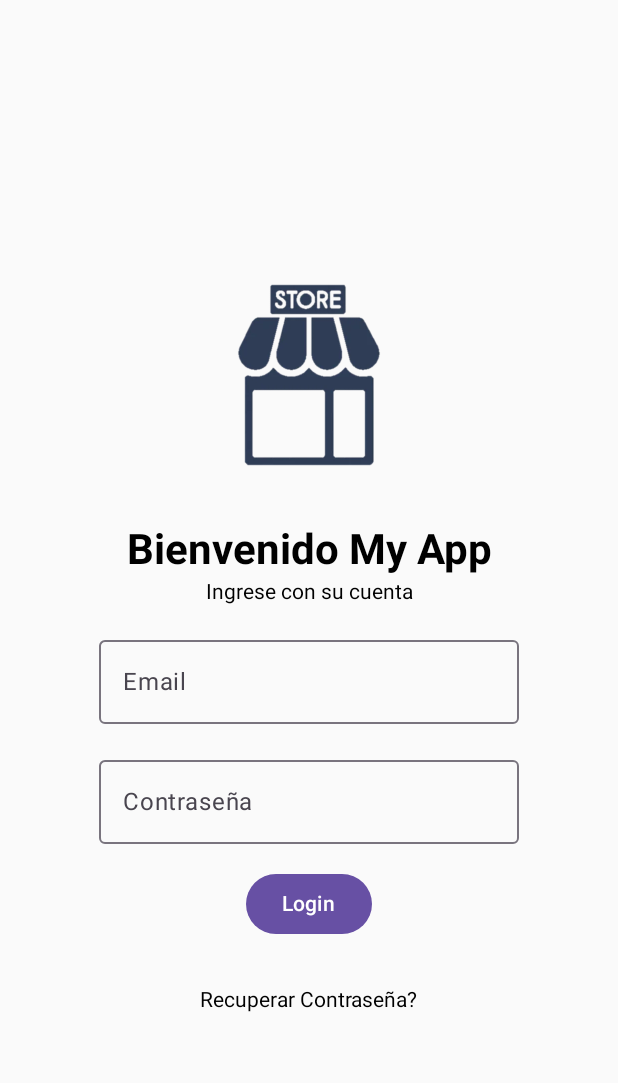
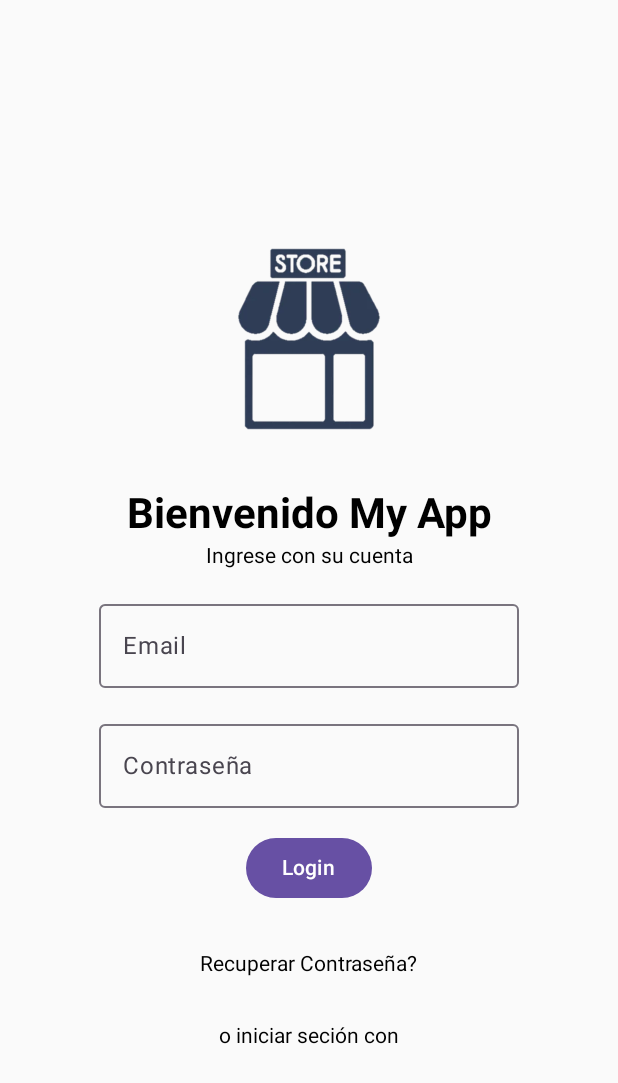
Before and after one commit to MarceloAcunaOsorio/APPSemana_4, an Android app built with Jetpack Compose: the screen it shows after launch (MainActivity), on a phone screen of 412 x 824 dp. Shown: the top 1083 px of the screen. Run offline under Robolectric (Android 15) with nearby library versions, the phone set to English and light mode, and no system bars.

```diff
--- a/app/src/main/java/com/marceloacuna/appsemana4/LoginScreen.kt
+++ b/app/src/main/java/com/marceloacuna/appsemana4/LoginScreen.kt
@@ -66,10 +66,15 @@ fun LoginScreen() {
       //salto de linea
       Spacer(modifier = Modifier.height(32.dp))
 
+      //recuperar contraseña
+      Text(text = "Recuperar Contraseña?", modifier = Modifier.clickable {
 
-         Text(text = "Recuperar Contraseña?", modifier = Modifier.clickable {
+      })
 
-         })
+      //salto de linea
+      Spacer(modifier = Modifier.height(32.dp))
+
+      Text(text = "o iniciar seción con")
 
    }
 }
```
Also changed, not shown: app/src/main/res/drawable/logo_facebook.png (added), app/src/main/res/drawable/logo_google.png (added), app/src/main/res/drawable/logo_google1.png (added), app/src/main/res/drawable/logo_twiter1.png (added).
